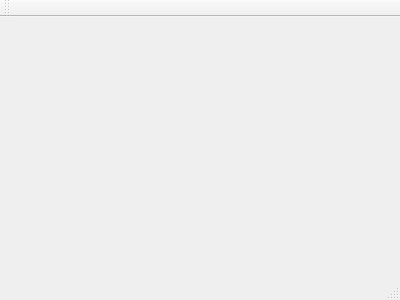
Old version of the form student/12/timer/mainwindow.ui in the repository prosperevergreen/tuni-comp.cs.110-spring-2021.
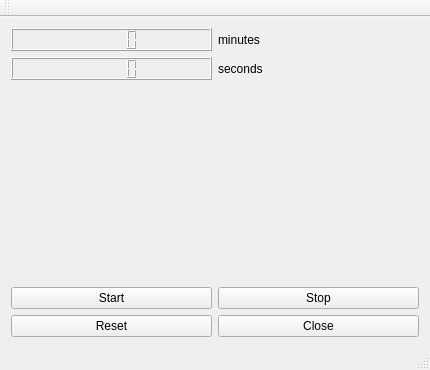
New version of the form.

What changed in the file:
```diff
--- a/student/12/timer/mainwindow.ui
+++ b/student/12/timer/mainwindow.ui
@@ -1,24 +1,127 @@
 <ui version="4.0">
  <class>MainWindow</class>
- <widget class="QMainWindow" name="MainWindow" >
-  <property name="geometry" >
+ <widget class="QMainWindow" name="MainWindow">
+  <property name="geometry">
    <rect>
     <x>0</x>
     <y>0</y>
-    <width>400</width>
-    <height>300</height>
+    <width>430</width>
+    <height>370</height>
    </rect>
   </property>
-  <property name="windowTitle" >
+  <property name="minimumSize">
+   <size>
+    <width>190</width>
+    <height>235</height>
+   </size>
+  </property>
+  <property name="maximumSize">
+   <size>
+    <width>430</width>
+    <height>370</height>
+   </size>
+  </property>
+  <property name="windowTitle">
    <string>MainWindow</string>
   </property>
-  <widget class="QMenuBar" name="menuBar" />
-  <widget class="QToolBar" name="mainToolBar" />
-  <widget class="QWidget" name="centralWidget" />
-  <widget class="QStatusBar" name="statusBar" />
+  <widget class="QWidget" name="centralWidget">
+   <layout class="QVBoxLayout" name="verticalLayout_2">
+    <item>
+     <layout class="QVBoxLayout" name="verticalLayout">
+      <item>
+       <layout class="QGridLayout" name="gridLayout_2">
+        <item row="0" column="0">
+         <widget class="QLCDNumber" name="lcdNumberSec"/>
+        </item>
+        <item row="0" column="1">
+         <widget class="QLabel" name="label">
+          <property name="text">
+           <string>minutes</string>
+          </property>
+         </widget>
+        </item>
+        <item row="1" column="0">
+         <widget class="QLCDNumber" name="lcdNumberMin"/>
+        </item>
+        <item row="1" column="1">
+         <widget class="QLabel" name="label_2">
+          <property name="text">
+           <string>seconds</string>
+          </property>
+         </widget>
+        </item>
+       </layout>
+      </item>
+      <item>
+       <spacer name="verticalSpacer">
+        <property name="orientation">
+         <enum>Qt::Vertical</enum>
+        </property>
+        <property name="sizeHint" stdset="0">
+         <size>
+          <width>20</width>
+          <height>40</height>
+         </size>
+        </property>
+       </spacer>
+      </item>
+      <item>
+       <layout class="QGridLayout" name="gridLayout">
+        <item row="0" column="0">
+         <widget class="QPushButton" name="startButton">
+          <property name="text">
+           <string>Start</string>
+          </property>
+         </widget>
+        </item>
+        <item row="0" column="1">
+         <widget class="QPushButton" name="stopButton">
+          <property name="text">
+           <string>Stop</string>
+          </property>
+         </widget>
+        </item>
+        <item row="1" column="0">
+         <widget class="QPushButton" name="resetButton">
+          <property name="text">
+           <string>Reset</string>
+          </property>
+         </widget>
+        </item>
+        <item row="1" column="1">
+         <widget class="QPushButton" name="closeButton">
+          <property name="text">
+           <string>Close</string>
+          </property>
+         </widget>
+        </item>
+       </layout>
+      </item>
+     </layout>
+    </item>
+   </layout>
+  </widget>
+  <widget class="QMenuBar" name="menuBar">
+   <property name="geometry">
+    <rect>
+     <x>0</x>
+     <y>0</y>
+     <width>430</width>
+     <height>22</height>
+    </rect>
+   </property>
+  </widget>
+  <widget class="QToolBar" name="mainToolBar">
+   <attribute name="toolBarArea">
+    <enum>TopToolBarArea</enum>
+   </attribute>
+   <attribute name="toolBarBreak">
+    <bool>false</bool>
+   </attribute>
+  </widget>
+  <widget class="QStatusBar" name="statusBar"/>
  </widget>
- <layoutDefault spacing="6" margin="11" />
- <pixmapfunction></pixmapfunction>
+ <layoutdefault spacing="6" margin="11"/>
  <resources/>
  <connections/>
 </ui>
```
Left out of the diff: 20 changed lines with no effect on the pictures.
